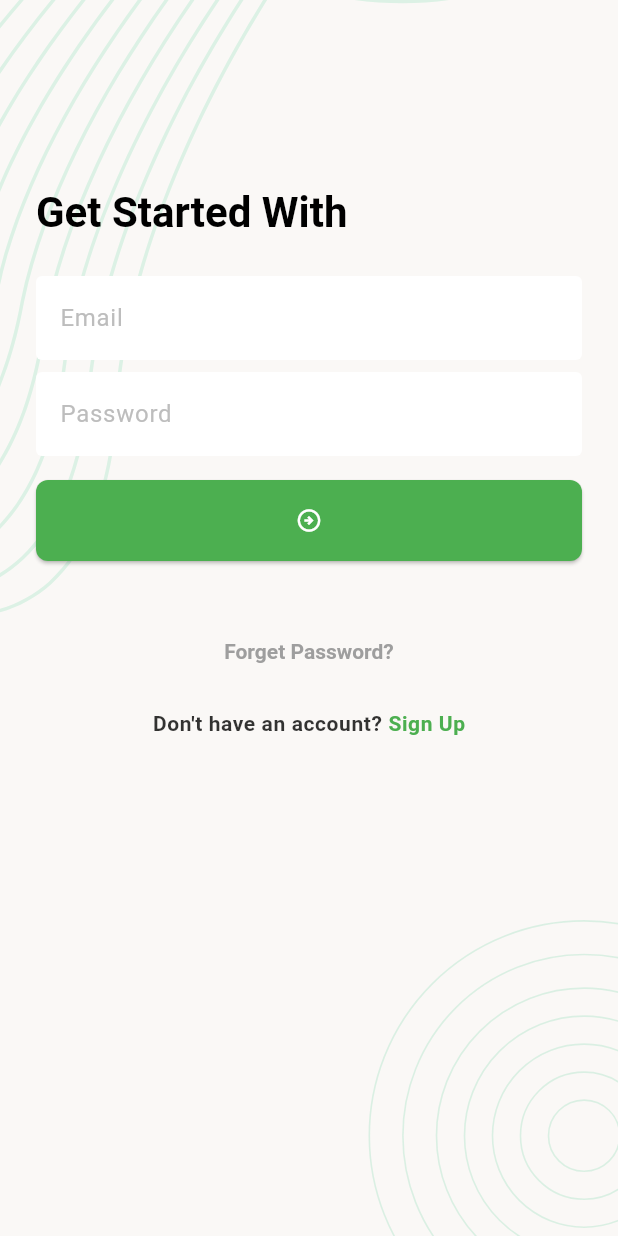
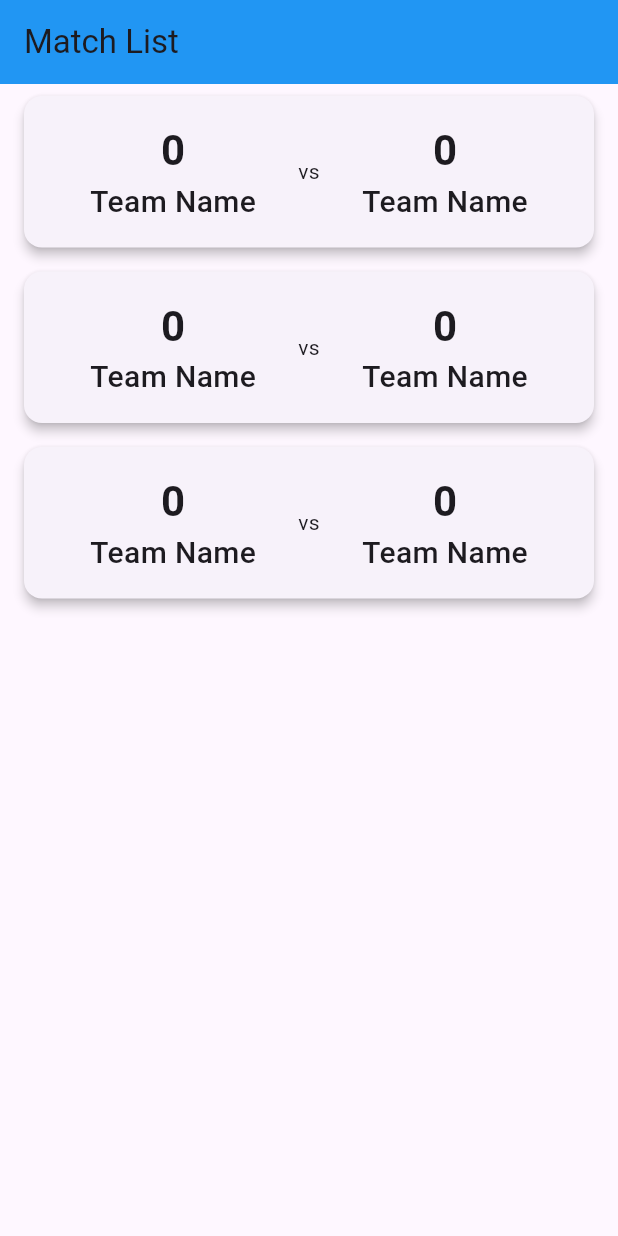
Before and after one commit to mdnahidhasan999/AppDevelopment, a Flutter app: the screen it shows after launch, on a phone screen of 412 x 824 dp. Run offline on Flutter 3.47's test engine with Material 3 defaults, Android fonts, the phone set to English and light mode, and no system bars; our stand-ins replace cached_network_image, firebase_core, flutter_svg, get, image_picker, pin_code_fields and 1 more; accounts and stored records are empty.

```diff
--- a/lib/app.dart
+++ b/lib/app.dart
@@ -1,63 +1,24 @@
 import 'package:flutter/material.dart';
-import 'package:get/get.dart';
-import 'package:practiceapp/controller_binder.dart';
-import 'package:practiceapp/ui/screens/auth/splash_screen.dart';
-import 'package:practiceapp/ui/utility/app_colors.dart';
 
-class TaskManagerApp extends StatefulWidget {
-  const TaskManagerApp({super.key});
+import 'ui/screens/match_list_screen.dart';
 
-  static GlobalKey<NavigatorState> navigatorKey = GlobalKey<NavigatorState>();
+class TodoApp extends StatelessWidget {
+  const TodoApp({super.key});
 
   @override
-  State<TaskManagerApp> createState() => _TaskManagerAppState();
-}
-
-class _TaskManagerAppState extends State<TaskManagerApp> {
-  @override
   Widget build(BuildContext context) {
-    return GetMaterialApp(
-      navigatorKey: TaskManagerApp.navigatorKey,
-      home: const SplashScreen(),
-      theme: lightThemeData(),
-      initialBinding: ControllerBinder(),
+    return MaterialApp(
+      home: const MatchListScreen(),
+      theme: _lightTheme(),
     );
   }
 
-  ThemeData lightThemeData() {
+  ThemeData _lightTheme() {
     return ThemeData(
-      inputDecorationTheme: InputDecorationTheme(
-        fillColor: Colors.white,
-        filled: true,
-        hintStyle: TextStyle(color: Colors.grey.shade400),
-        border: const OutlineInputBorder(
-          borderSide: BorderSide.none,
-        ),
-      ),
-      textTheme: const TextTheme(
-        titleLarge: TextStyle(
-            fontSize: 28, fontWeight: FontWeight.bold, color: Colors.black),
-        titleSmall: TextStyle(
-            fontSize: 14,
-            fontWeight: FontWeight.w500,
-            color: Colors.grey,
-            letterSpacing: 0.4),
-      ),
       elevatedButtonTheme: ElevatedButtonThemeData(
         style: ElevatedButton.styleFrom(
-          backgroundColor: AppColors.themeColor,
-          padding: const EdgeInsets.symmetric(vertical: 18),
-          foregroundColor: AppColors.whiteColor,
           fixedSize: const Size.fromWidth(double.maxFinite),
-          shape: RoundedRectangleBorder(
-            borderRadius: BorderRadius.circular(8),
-          ),
-        ),
-      ),
-      textButtonTheme: TextButtonThemeData(
-        style: TextButton.styleFrom(
-          foregroundColor: Colors.grey,
-          textStyle: const TextStyle(fontWeight: FontWeight.w600),
+          padding: const EdgeInsets.symmetric(vertical: 12),
         ),
       ),
     );
--- a/lib/main.dart
+++ b/lib/main.dart
@@ -11,5 +11,5 @@ Future<void> main() async {
     options: DefaultFirebaseOptions.currentPlatform,
   );
 
-  runApp(const TaskManagerApp());
+  runApp(const TodoApp());
 }
--- /dev/null
+++ b/lib/ui/screens/match_list_screen.dart
@@ -0,0 +1,28 @@
+import 'package:flutter/material.dart';
+
+import '../widgets/football_score_card.dart';
+
+class MatchListScreen extends StatefulWidget {
+  const MatchListScreen({super.key});
+
+  @override
+  State<MatchListScreen> createState() => _MatchListScreenState();
+}
+
+class _MatchListScreenState extends State<MatchListScreen> {
+  @override
+  Widget build(BuildContext context) {
+    return Scaffold(
+      appBar: AppBar(
+        title: const Text('Match List'),
+        backgroundColor: Colors.blue,
+      ),
+      body: ListView.builder(
+        itemCount: 3,
+        itemBuilder: (context, index ) {
+          return const FootballScoreCard();
+        },
+      ),
+    );
+  }
+}
--- /dev/null
+++ b/lib/ui/widgets/football_score_card.dart
@@ -0,0 +1,63 @@
+import 'package:flutter/material.dart';
+
+class FootballScoreCard extends StatelessWidget {
+  const FootballScoreCard({
+    super.key,
+  });
+
+  @override
+  Widget build(BuildContext context) {
+    return const Card(
+      elevation: 3,
+      margin: EdgeInsets.symmetric(
+        horizontal: 16,
+        vertical: 8,
+      ),
+      child: Padding(
+        padding: EdgeInsets.all(16.0),
+        child: Row(
+          mainAxisAlignment: MainAxisAlignment.spaceEvenly,
+          children: [
+            Column(
+              children: [
+                Text(
+                  '0',
+                  style: TextStyle(
+                    fontSize: 28,
+                    fontWeight: FontWeight.w600,
+                  ),
+                ),
+                Text(
+                  'Team Name',
+                  style: TextStyle(
+                    fontWeight: FontWeight.w500,
+                    fontSize: 20,
+                  ),
+                ),
+              ],
+            ),
+            Text('vs'),
+            Column(
+              children: [
+                Text(
+                  '0',
+                  style: TextStyle(
+                    fontSize: 28,
+                    fontWeight: FontWeight.w600,
+                  ),
+                ),
+                Text(
+                  'Team Name',
+                  style: TextStyle(
+                    fontWeight: FontWeight.w500,
+                    fontSize: 20,
+                  ),
+                ),
+              ],
+            ),
+          ],
+        ),
+      ),
+    );
+  }
+}
```
